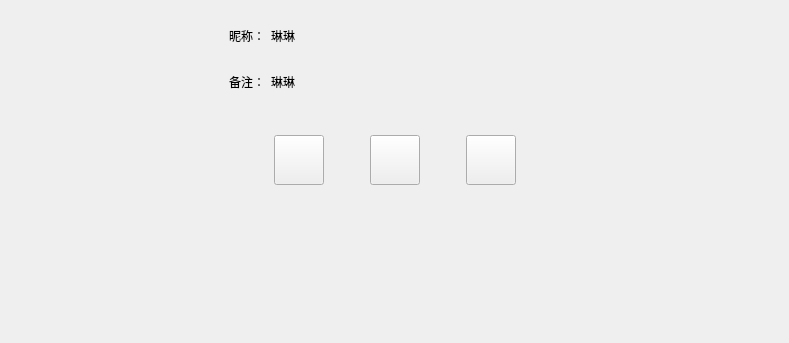
Before: the Qt Designer form client/llfcchat/src/app/friendinfopage.ui in echo9923/mychatter, drawn with Qt 5; both pictures show x 0 to 789 and y 168 to 511 of the 789 by 511 pixel window.
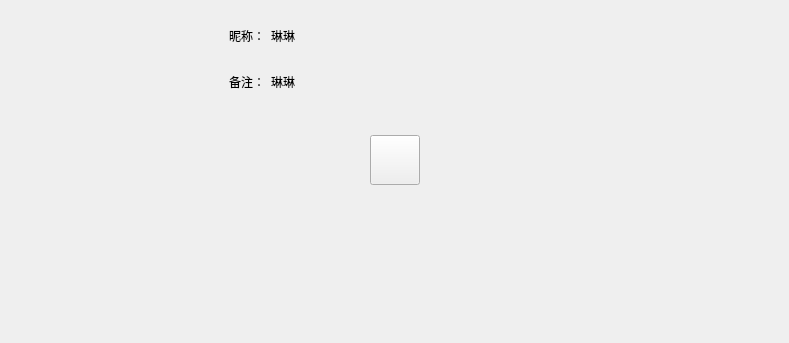
After: the same form once the commit is applied. Custom widgets are drawn as their Qt base class.

The edit to the form file:
```diff
--- a/client/llfcchat/src/app/friendinfopage.ui
+++ b/client/llfcchat/src/app/friendinfopage.ui
@@ -311,76 +311,6 @@
         </property>
        </widget>
       </item>
-      <item>
-       <spacer name="horizontalSpacer_5">
-        <property name="orientation">
-         <enum>Qt::Horizontal</enum>
-        </property>
-        <property name="sizeType">
-         <enum>QSizePolicy::Fixed</enum>
-        </property>
-        <property name="sizeHint" stdset="0">
-         <size>
-          <width>40</width>
-          <height>20</height>
-         </size>
-        </property>
-       </spacer>
-      </item>
-      <item>
-       <widget class="ClickedBtn" name="voice_chat">
-        <property name="minimumSize">
-         <size>
-          <width>50</width>
-          <height>50</height>
-         </size>
-        </property>
-        <property name="maximumSize">
-         <size>
-          <width>50</width>
-          <height>50</height>
-         </size>
-        </property>
-        <property name="text">
-         <string/>
-        </property>
-       </widget>
-      </item>
-      <item>
-       <spacer name="horizontalSpacer_6">
-        <property name="orientation">
-         <enum>Qt::Horizontal</enum>
-        </property>
-        <property name="sizeType">
-         <enum>QSizePolicy::Fixed</enum>
-        </property>
-        <property name="sizeHint" stdset="0">
-         <size>
-          <width>40</width>
-          <height>20</height>
-         </size>
-        </property>
-       </spacer>
-      </item>
-      <item>
-       <widget class="ClickedBtn" name="video_chat">
-        <property name="minimumSize">
-         <size>
-          <width>50</width>
-          <height>50</height>
-         </size>
-        </property>
-        <property name="maximumSize">
-         <size>
-          <width>50</width>
-          <height>50</height>
-         </size>
-        </property>
-        <property name="text">
-         <string/>
-        </property>
-       </widget>
-      </item>
       <item>
        <spacer name="horizontalSpacer_4">
         <property name="orientation">
```
